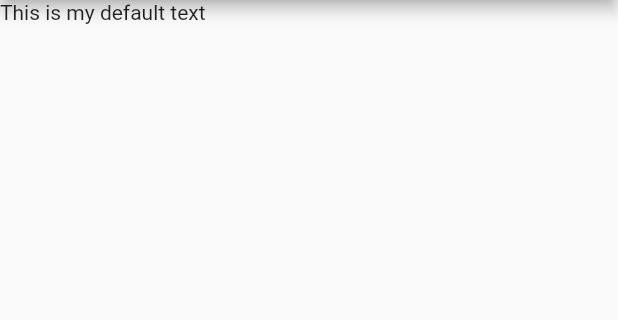
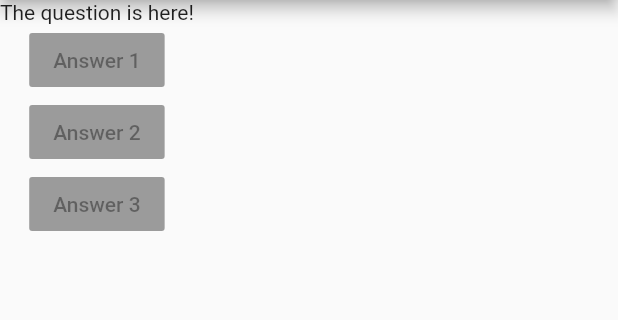
Before and after one commit to 80andAbove/first-flutter-app, a Flutter app: the screen it shows after launch, on a phone screen of 412 x 824 dp, the part 84-404 px from its top. Run offline on Flutter 3.47's test engine with Material 2 defaults, Android fonts, the phone set to English and light mode, and no system bars.

Commit message:
Added raised btn

```diff
--- a/lib/main.dart
+++ b/lib/main.dart
@@ -12,9 +12,24 @@ class MyApp extends StatelessWidget {
   Widget build(BuildContext context) {
     return MaterialApp(
       home: Scaffold(
-        appBar: AppBar(title: Text('My first app')),
-        body: Text('This is my default text'),
-      ),
+          appBar: AppBar(title: Text('My first app')),
+          body: Column(
+            children: [
+              Text('The question is here!'),
+              RaisedButton(
+                child: Text('Answer 1'),
+                onPressed: null,
+              ),
+              RaisedButton(
+                child: Text('Answer 2'),
+                onPressed: null,
+              ),
+              RaisedButton(
+                child: Text('Answer 3'),
+                onPressed: null,
+              ),
+            ],
+          )),
     );
   }
 }
```
